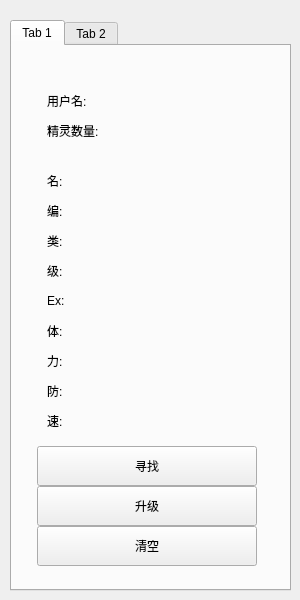
Old version of the form widget.ui in the repository BuWH/Pokemon.
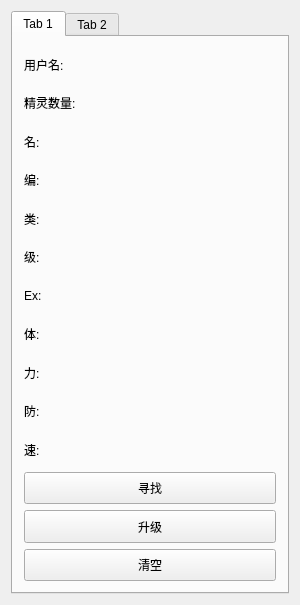
New version of the form. The open tabs and pages were chosen to show the change.

```diff
--- a/widget.ui
+++ b/widget.ui
@@ -10,42 +10,55 @@
     <x>0</x>
     <y>0</y>
     <width>300</width>
-    <height>600</height>
+       <height>605</height>
    </rect>
   </property>
+     <property name="sizePolicy">
+         <sizepolicy hsizetype="Fixed" vsizetype="Preferred">
+             <horstretch>0</horstretch>
+             <verstretch>0</verstretch>
+         </sizepolicy>
+     </property>
   <property name="windowTitle">
    <string>Pokemon Test</string>
   </property>
+     <layout class="QVBoxLayout" name="verticalLayout">
+         <item>
      <widget class="QTabWidget" name="tabWidget">
-   <property name="geometry">
-    <rect>
-        <x>10</x>
-        <y>20</y>
-        <width>281</width>
-        <height>571</height>
-    </rect>
-   </property>
          <property name="currentIndex">
              <number>1</number>
    </property>
          <widget class="QWidget" name="tab_1">
+                     <property name="sizePolicy">
+                         <sizepolicy hsizetype="Fixed" vsizetype="Preferred">
+                             <horstretch>0</horstretch>
+                             <verstretch>0</verstretch>
+                         </sizepolicy>
+                     </property>
              <property name="autoFillBackground">
                  <bool>false</bool>
              </property>
              <attribute name="title">
                  <string>Tab 1</string>
              </attribute>
+                     <layout class="QVBoxLayout" name="tab_1_layout">
+                         <item>
+                             <widget class="QLabel" name="user_name">
+                                 <property name="sizePolicy">
+                                     <sizepolicy hsizetype="Preferred" vsizetype="Minimum">
+                                         <horstretch>0</horstretch>
+                                         <verstretch>0</verstretch>
+                                     </sizepolicy>
+                                 </property>
+                                 <property name="text">
+                                     <string>用户名:</string>
+                                 </property>
+                             </widget>
+                         </item>
+                         <item>
              <widget class="QLabel" name="creature_num">
-                 <property name="geometry">
-                     <rect>
-                         <x>35</x>
-                         <y>70</y>
-                         <width>200</width>
-                         <height>30</height>
-                     </rect>
-                 </property>
                  <property name="sizePolicy">
-                     <sizepolicy hsizetype="Preferred" vsizetype="Preferred">
+                                     <sizepolicy hsizetype="Preferred" vsizetype="Minimum">
                          <horstretch>0</horstretch>
                          <verstretch>0</verstretch>
                      </sizepolicy>
@@ -54,30 +67,11 @@
                      <string>精灵数量:</string>
                  </property>
              </widget>
-             <widget class="QPushButton" name="generate">
-                 <property name="geometry">
-                     <rect>
-                         <x>25</x>
-                         <y>400</y>
-                         <width>220</width>
-                         <height>40</height>
-                     </rect>
-                 </property>
-                 <property name="text">
-                     <string>寻找</string>
-                 </property>
-             </widget>
+                         </item>
+                         <item>
              <widget class="QLabel" name="name">
-                 <property name="geometry">
-                     <rect>
-                         <x>35</x>
-                         <y>120</y>
-                         <width>200</width>
-                         <height>30</height>
-                     </rect>
-                 </property>
                  <property name="sizePolicy">
-                     <sizepolicy hsizetype="Preferred" vsizetype="Preferred">
+                                     <sizepolicy hsizetype="Preferred" vsizetype="Minimum">
                          <horstretch>0</horstretch>
                          <verstretch>0</verstretch>
                      </sizepolicy>
@@ -86,138 +80,11 @@
                      <string>名:</string>
                  </property>
              </widget>
-             <widget class="QLabel" name="speed">
-                 <property name="geometry">
-                     <rect>
-                         <x>35</x>
-                         <y>360</y>
-                         <width>200</width>
-                         <height>30</height>
-                     </rect>
-                 </property>
-                 <property name="sizePolicy">
-                     <sizepolicy hsizetype="Preferred" vsizetype="Preferred">
-                         <horstretch>0</horstretch>
-                         <verstretch>0</verstretch>
-                     </sizepolicy>
-                 </property>
-                 <property name="text">
-                     <string>速:</string>
-                 </property>
-             </widget>
-             <widget class="QPushButton" name="clear">
-                 <property name="geometry">
-                     <rect>
-                         <x>25</x>
-                         <y>480</y>
-                         <width>220</width>
-                         <height>40</height>
-                     </rect>
-                 </property>
-                 <property name="text">
-                     <string>清空</string>
-                 </property>
-             </widget>
-             <widget class="QLabel" name="defense">
-                 <property name="geometry">
-                     <rect>
-                         <x>35</x>
-                         <y>330</y>
-                         <width>200</width>
-                         <height>30</height>
-                     </rect>
-                 </property>
-                 <property name="sizePolicy">
-                     <sizepolicy hsizetype="Preferred" vsizetype="Preferred">
-                         <horstretch>0</horstretch>
-                         <verstretch>0</verstretch>
-                     </sizepolicy>
-                 </property>
-                 <property name="text">
-                     <string>防:</string>
-                 </property>
-             </widget>
-             <widget class="QLabel" name="hp">
-                 <property name="geometry">
-                     <rect>
-                         <x>35</x>
-                         <y>270</y>
-                         <width>200</width>
-                         <height>30</height>
-                     </rect>
-                 </property>
-                 <property name="sizePolicy">
-                     <sizepolicy hsizetype="Preferred" vsizetype="Preferred">
-                         <horstretch>0</horstretch>
-                         <verstretch>0</verstretch>
-                     </sizepolicy>
-                 </property>
-                 <property name="text">
-                     <string>体:</string>
-                 </property>
-             </widget>
-             <widget class="QLabel" name="user_name">
-                 <property name="geometry">
-                     <rect>
-                         <x>35</x>
-                         <y>40</y>
-                         <width>200</width>
-                         <height>30</height>
-                     </rect>
-                 </property>
-                 <property name="sizePolicy">
-                     <sizepolicy hsizetype="Preferred" vsizetype="Preferred">
-                         <horstretch>0</horstretch>
-                         <verstretch>0</verstretch>
-                     </sizepolicy>
-                 </property>
-                 <property name="text">
-                     <string>用户名:</string>
-                 </property>
-             </widget>
-             <widget class="QPushButton" name="upgrade">
-                 <property name="geometry">
-                     <rect>
-                         <x>25</x>
-                         <y>440</y>
-                         <width>220</width>
-                         <height>40</height>
-                     </rect>
-                 </property>
-                 <property name="text">
-                     <string>升级</string>
-                 </property>
-             </widget>
-             <widget class="QLabel" name="type">
-                 <property name="geometry">
-                     <rect>
-                         <x>35</x>
-                         <y>180</y>
-                         <width>200</width>
-                         <height>30</height>
-                     </rect>
-                 </property>
-                 <property name="sizePolicy">
-                     <sizepolicy hsizetype="Preferred" vsizetype="Preferred">
-                         <horstretch>0</horstretch>
-                         <verstretch>0</verstretch>
-                     </sizepolicy>
-                 </property>
-                 <property name="text">
-                     <string>类:</string>
-                 </property>
-             </widget>
+                         </item>
+                         <item>
              <widget class="QLabel" name="id">
-                 <property name="geometry">
-                     <rect>
-                         <x>35</x>
-                         <y>150</y>
-                         <width>200</width>
-                         <height>30</height>
-                     </rect>
-                 </property>
                  <property name="sizePolicy">
-                     <sizepolicy hsizetype="Preferred" vsizetype="Preferred">
+                                     <sizepolicy hsizetype="Preferred" vsizetype="Minimum">
                          <horstretch>0</horstretch>
                          <verstretch>0</verstretch>
                      </sizepolicy>
@@ -226,17 +93,24 @@
                      <string>编:</string>
                  </property>
              </widget>
+                         </item>
+                         <item>
+                             <widget class="QLabel" name="type">
+                                 <property name="sizePolicy">
+                                     <sizepolicy hsizetype="Preferred" vsizetype="Minimum">
+                                         <horstretch>0</horstretch>
+                                         <verstretch>0</verstretch>
+                                     </sizepolicy>
+                                 </property>
+                                 <property name="text">
+                                     <string>类:</string>
+                                 </property>
+                             </widget>
+                         </item>
+                         <item>
              <widget class="QLabel" name="level">
-                 <property name="geometry">
-                     <rect>
-                         <x>35</x>
-                         <y>210</y>
-                         <width>200</width>
-                         <height>30</height>
-                     </rect>
-                 </property>
                  <property name="sizePolicy">
-                     <sizepolicy hsizetype="Preferred" vsizetype="Preferred">
+                                     <sizepolicy hsizetype="Preferred" vsizetype="Minimum">
                          <horstretch>0</horstretch>
                          <verstretch>0</verstretch>
                      </sizepolicy>
@@ -245,36 +119,11 @@
                      <string>级:</string>
                  </property>
              </widget>
-             <widget class="QLabel" name="strength">
-                 <property name="geometry">
-                     <rect>
-                         <x>35</x>
-                         <y>300</y>
-                         <width>200</width>
-                         <height>30</height>
-                     </rect>
-                 </property>
-                 <property name="sizePolicy">
-                     <sizepolicy hsizetype="Preferred" vsizetype="Preferred">
-                         <horstretch>0</horstretch>
-                         <verstretch>0</verstretch>
-                     </sizepolicy>
-                 </property>
-                 <property name="text">
-                     <string>力:</string>
-                 </property>
-             </widget>
+                         </item>
+                         <item>
              <widget class="QLabel" name="exp">
-                 <property name="geometry">
-                     <rect>
-                         <x>35</x>
-                         <y>240</y>
-                         <width>200</width>
-                         <height>30</height>
-                     </rect>
-                 </property>
                  <property name="sizePolicy">
-                     <sizepolicy hsizetype="Preferred" vsizetype="Preferred">
+                                     <sizepolicy hsizetype="Preferred" vsizetype="Minimum">
                          <horstretch>0</horstretch>
                          <verstretch>0</verstretch>
                      </sizepolicy>
@@ -283,24 +132,190 @@
                      <string>Ex:</string>
                  </property>
              </widget>
+                         </item>
+                         <item>
+                             <widget class="QLabel" name="hp">
+                                 <property name="sizePolicy">
+                                     <sizepolicy hsizetype="Preferred" vsizetype="Minimum">
+                                         <horstretch>0</horstretch>
+                                         <verstretch>0</verstretch>
+                                     </sizepolicy>
+                                 </property>
+                                 <property name="text">
+                                     <string>体:</string>
+                                 </property>
+                             </widget>
+                         </item>
+                         <item>
+                             <widget class="QLabel" name="strength">
+                                 <property name="sizePolicy">
+                                     <sizepolicy hsizetype="Preferred" vsizetype="Minimum">
+                                         <horstretch>0</horstretch>
+                                         <verstretch>0</verstretch>
+                                     </sizepolicy>
+                                 </property>
+                                 <property name="text">
+                                     <string>力:</string>
+                                 </property>
+                             </widget>
+                         </item>
+                         <item>
+                             <widget class="QLabel" name="defense">
+                                 <property name="sizePolicy">
+                                     <sizepolicy hsizetype="Preferred" vsizetype="Minimum">
+                                         <horstretch>0</horstretch>
+                                         <verstretch>0</verstretch>
+                                     </sizepolicy>
+                                 </property>
+                                 <property name="text">
+                                     <string>防:</string>
+                                 </property>
+                             </widget>
+                         </item>
+                         <item>
+                             <widget class="QLabel" name="speed">
+                                 <property name="sizePolicy">
+                                     <sizepolicy hsizetype="Preferred" vsizetype="Minimum">
+                                         <horstretch>0</horstretch>
+                                         <verstretch>0</verstretch>
+                                     </sizepolicy>
+                                 </property>
+                                 <property name="text">
+                                     <string>速:</string>
+                                 </property>
+                             </widget>
+                         </item>
+                         <item>
+                             <widget class="QPushButton" name="generate">
+                                 <property name="sizePolicy">
+                                     <sizepolicy hsizetype="Minimum" vsizetype="Minimum">
+                                         <horstretch>0</horstretch>
+                                         <verstretch>0</verstretch>
+                                     </sizepolicy>
+                                 </property>
+                                 <property name="minimumSize">
+                                     <size>
+                                         <width>0</width>
+                                         <height>0</height>
+                                     </size>
+                                 </property>
+                                 <property name="text">
+                                     <string>寻找</string>
+                                 </property>
+                             </widget>
+                         </item>
+                         <item>
+                             <widget class="QPushButton" name="upgrade">
+                                 <property name="sizePolicy">
+                                     <sizepolicy hsizetype="Minimum" vsizetype="Minimum">
+                                         <horstretch>0</horstretch>
+                                         <verstretch>0</verstretch>
+                                     </sizepolicy>
+                                 </property>
+                                 <property name="text">
+                                     <string>升级</string>
+                                 </property>
+                             </widget>
+                         </item>
+                         <item>
+                             <widget class="QPushButton" name="clear">
+                                 <property name="sizePolicy">
+                                     <sizepolicy hsizetype="Minimum" vsizetype="Minimum">
+                                         <horstretch>0</horstretch>
+                                         <verstretch>0</verstretch>
+                                     </sizepolicy>
+                                 </property>
+                                 <property name="text">
+                                     <string>清空</string>
+                                 </property>
+                             </widget>
+                         </item>
+                     </layout>
          </widget>
          <widget class="QWidget" name="tab_2">
              <attribute name="title">
                  <string>Tab 2</string>
              </attribute>
-             <widget class="QWidget" name="verticalLayoutWidget">
+                     <widget class="QScrollArea" name="scrollArea">
                  <property name="geometry">
                      <rect>
-                         <x>30</x>
-                         <y>30</y>
-                         <width>131</width>
-                         <height>431</height>
-                     </rect>
-                 </property>
-                 <layout class="QVBoxLayout" name="creatures_Layout"/>
-             </widget>
-         </widget>
-  </widget>
+                                 <x>50</x>
+                                 <y>140</y>
+                                 <width>200</width>
+                                 <height>240</height>
+                             </rect>
+                         </property>
+                         <property name="sizePolicy">
+                             <sizepolicy hsizetype="Fixed" vsizetype="Expanding">
+                                 <horstretch>0</horstretch>
+                                 <verstretch>0</verstretch>
+                             </sizepolicy>
+                         </property>
+                         <property name="horizontalScrollBarPolicy">
+                             <enum>Qt::ScrollBarAlwaysOff</enum>
+                         </property>
+                         <property name="widgetResizable">
+                             <bool>true</bool>
+                         </property>
+                         <widget class="QWidget" name="scrollAreaWidgetContents">
+                             <property name="geometry">
+                                 <rect>
+                                     <x>0</x>
+                                     <y>0</y>
+                                     <width>200</width>
+                                     <height>240</height>
+                                 </rect>
+                             </property>
+                             <layout class="QVBoxLayout" name="verticalLayout_3">
+                                 <property name="leftMargin">
+                                     <number>0</number>
+                                 </property>
+                                 <property name="topMargin">
+                                     <number>0</number>
+                                 </property>
+                                 <property name="rightMargin">
+                                     <number>0</number>
+                                 </property>
+                                 <property name="bottomMargin">
+                                     <number>0</number>
+                                 </property>
+                                 <item>
+                                     <widget class="QWidget" name="creatures_list" native="true">
+                                         <property name="sizePolicy">
+                                             <sizepolicy hsizetype="Fixed" vsizetype="Fixed">
+                                                 <horstretch>0</horstretch>
+                                                 <verstretch>0</verstretch>
+                                             </sizepolicy>
+                                         </property>
+                                         <property name="minimumSize">
+                                             <size>
+                                                 <width>200</width>
+                                                 <height>240</height>
+                                             </size>
+                                         </property>
+                                         <layout class="QVBoxLayout" name="creatures_list_layout">
+                                             <property name="leftMargin">
+                                                 <number>0</number>
+                                             </property>
+                                             <property name="topMargin">
+                                                 <number>0</number>
+                                             </property>
+                                             <property name="rightMargin">
+                                                 <number>0</number>
+                                             </property>
+                                             <property name="bottomMargin">
+                                                 <number>5</number>
+                                             </property>
+                                         </layout>
+                                     </widget>
+                                 </item>
+                             </layout>
+                         </widget>
+                     </widget>
+                 </widget>
+             </widget>
+         </item>
+     </layout>
  </widget>
  <layoutdefault spacing="6" margin="11"/>
  <resources/>
```
Lines whose indentation alone changed are shown as unchanged.
